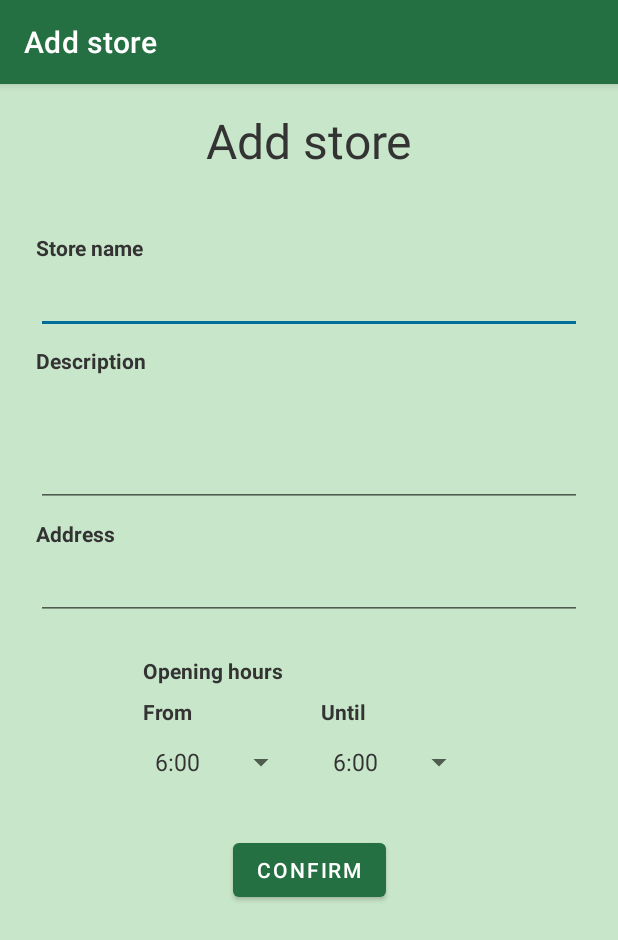
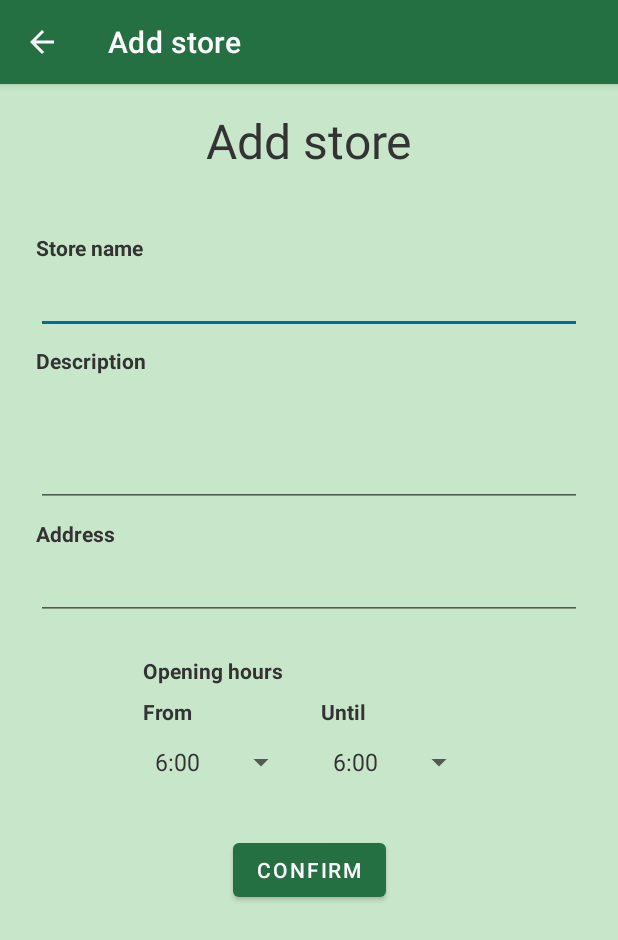
Before and after one commit to Jelmer1887/OnlyFarms, an Android app: the MyStore screen opened directly, with no data from a screen before it, on a phone screen of 412 x 824 dp. Shown: the top 940 px of the screen. Run offline under Robolectric (Android 15) with nearby library versions, the phone set to English and light mode, and no system bars; 2 statements that could not run were skipped.

```diff
--- a/app/src/main/java/nl/tue/onlyfarms/view/MyStore.java
+++ b/app/src/main/java/nl/tue/onlyfarms/view/MyStore.java
@@ -1,6 +1,8 @@
 package nl.tue.onlyfarms.view;
 
 import android.os.Bundle;
+import android.util.Log;
+import android.view.MenuItem;
 import android.view.View;
 import android.widget.AdapterView;
 import android.widget.ArrayAdapter;
@@ -17,6 +19,7 @@ import nl.tue.onlyfarms.R;
 public class MyStore extends AppCompatActivity implements AdapterView.OnItemSelectedListener {
 
     String mode;
+    final String TAG = "MyStore";
 
     @Override
     protected void onCreate(Bundle savedInstanceState) {
@@ -43,6 +46,14 @@ public class MyStore extends AppCompatActivity implements AdapterView.OnItemSele
         spinner2.setAdapter(adapter2);
         spinner2.setOnItemSelectedListener(this);
 
+        // Enabled action bar back to Base activity
+        setSupportActionBar(findViewById(R.id.topBar));
+        if (getSupportActionBar() != null) {
+            getSupportActionBar().setDisplayHomeAsUpEnabled(true);
+        } else {
+            Log.e(TAG, "getSupportActionBar() returned null after 'findViewById(...)' call! -> skipping 'setDisplayHomeAsUpEnabled(true)'");
+        }
+
     }
 
     @Override
@@ -59,4 +70,14 @@ public class MyStore extends AppCompatActivity implements AdapterView.OnItemSele
     private void prefillFields() {
         //TODO: Prefill fields
     }
+
+    public boolean onOptionsItemSelected(MenuItem item) {
+        switch (item.getItemId()) {
+            case android.R.id.home:
+                // close current activity and return to previous
+                finish();
+                return true;
+        }
+        return super.onOptionsItemSelected(item);
+    }
 }
--- a/app/src/main/res/layout/activity_mystore.xml
+++ b/app/src/main/res/layout/activity_mystore.xml
@@ -10,14 +10,14 @@
 
     <com.google.android.material.appbar.AppBarLayout
         android:id="@+id/appBarLayout"
-        style="@style/Widget.MaterialComponents.AppBarLayout.PrimarySurface"
+        style="@style/Widget.MaterialComponents.AppBarLayout.Primary"
         android:layout_width="match_parent"
         android:layout_height="wrap_content"
         android:fitsSystemWindows="true">
 
         <com.google.android.material.appbar.MaterialToolbar
             android:id="@+id/topBar"
-            style="@style/Widget.MaterialComponents.Toolbar.PrimarySurface"
+            style="@style/Widget.MaterialComponents.Toolbar.Primary"
             android:layout_width="match_parent"
             android:layout_height="?attr/actionBarSize"
             android:background="@android:color/transparent"
```
